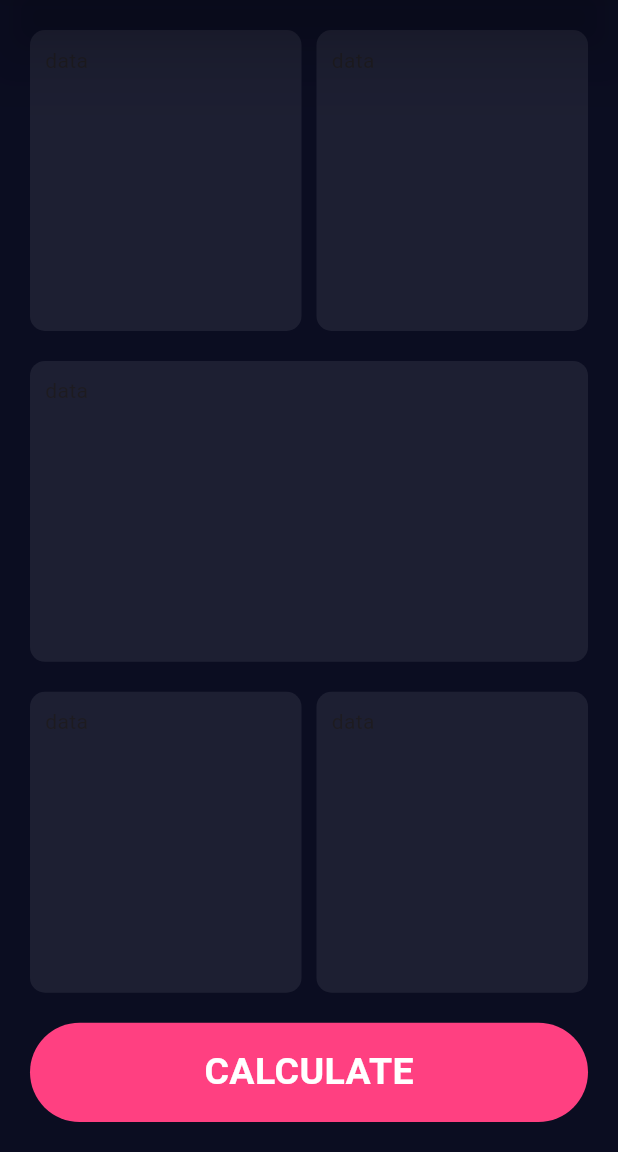
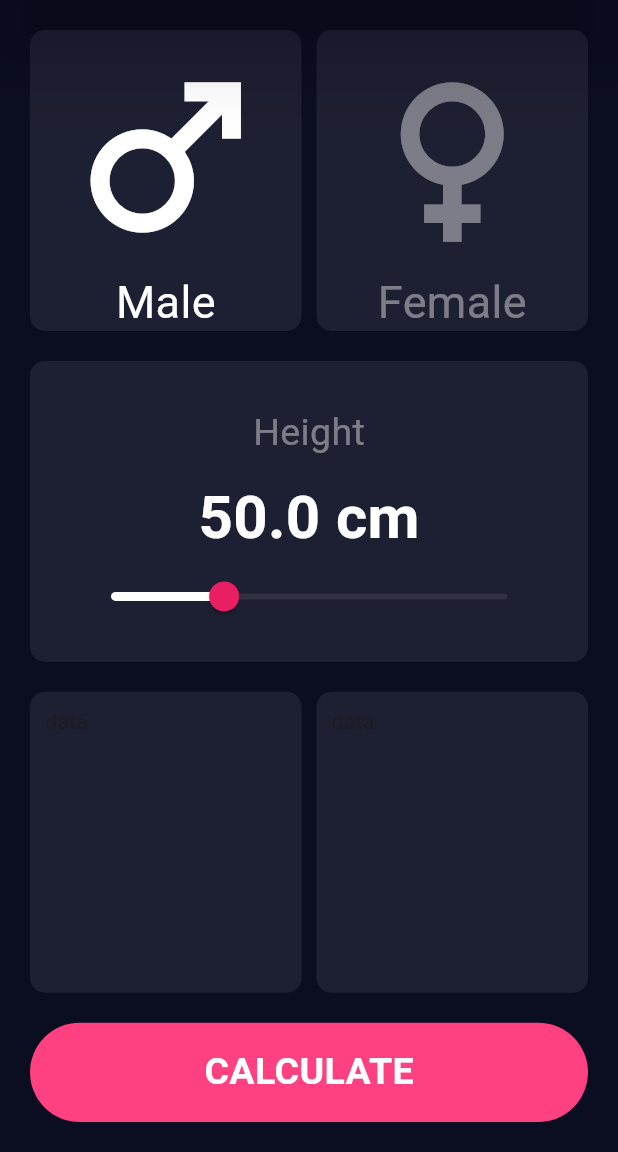
Before and after one commit to Yaswanth791504/bmi-calc-flutter, a Flutter app: the screen it shows after launch, on a phone screen of 412 x 824 dp, the part 84-1236 px from its top. Run offline on Flutter 3.47's test engine with Material 3 defaults, Android fonts, the phone set to English and light mode, and no system bars.

```diff
--- a/lib/BodyContainer.dart
+++ b/lib/BodyContainer.dart
@@ -1,7 +1,5 @@
 import 'package:body_mass_index/ScalableContainer.dart';
-import 'package:flutter/cupertino.dart';
 import 'package:flutter/material.dart';
-import 'package:flutter/widgets.dart';
 
 class BodyContainer extends StatefulWidget {
   const BodyContainer({super.key});
@@ -10,11 +8,19 @@ class BodyContainer extends StatefulWidget {
   State<BodyContainer> createState() => _BodyContainerState();
 }
 
+enum Gender { male, female }
+
+Color activeTabColor = Colors.white;
+Color inActiveTabColor = const Color(0x6BFFFFFF);
+
 class _BodyContainerState extends State<BodyContainer> {
+  Gender _ismale = Gender.male;
+  double _sliderValue = 50.0;
+
   @override
   Widget build(BuildContext context) {
-    return const Padding(
-      padding: EdgeInsets.only(
+    return Padding(
+      padding: const EdgeInsets.only(
         bottom: 20.0,
       ),
       child: Column(
@@ -25,33 +31,119 @@ class _BodyContainerState extends State<BodyContainer> {
               crossAxisAlignment: CrossAxisAlignment.stretch,
               children: <Widget>[
                 Expanded(
-                  child: ScalableContainer(
-                    childWidget: Text('data'),
+                  child: GestureDetector(
+                    onTap: () {
+                      setState(() {
+                        _ismale = Gender.male;
+                      });
+                    },
+                    child: ScalableContainer(
+                      childWidget: Column(
+                        children: <Widget>[
+                          Icon(
+                            Icons.male,
+                            size: 150.0,
+                            color: _ismale == Gender.male ? activeTabColor : inActiveTabColor,
+                          ),
+                          Text(
+                            'Male',
+                            style: TextStyle(
+                              color: _ismale == Gender.male ? activeTabColor : inActiveTabColor,
+                              fontSize: 30.0,
+                            ),
+                          ),
+                        ],
+                      ),
+                    ),
                   ),
                 ),
-                SizedBox(
+                const SizedBox(
                   width: 10.0,
                 ),
                 Expanded(
                   child: ScalableContainer(
-                    childWidget: Text('data'),
+                    childWidget: GestureDetector(
+                      onTap: () {
+                        setState(() {
+                          _ismale = Gender.female;
+                        });
+                      },
+                      child: Column(
+                        children: <Widget>[
+                          Icon(
+                            Icons.female,
+                            size: 150.0,
+                            color: _ismale == Gender.female ? activeTabColor : inActiveTabColor,
+                          ),
+                          Text(
+                            'Female',
+                            style: TextStyle(
+                              color: _ismale == Gender.female ? activeTabColor : inActiveTabColor,
+                              fontSize: 30.0,
+                            ),
+                          ),
+                        ],
+                      ),
+                    ),
                   ),
                 ),
               ],
             ),
           ),
-          SizedBox(
+          const SizedBox(
             height: 20.0,
           ),
           Expanded(
             child: ScalableContainer(
-              childWidget: Text('data'),
+              childWidget: Padding(
+                padding: const EdgeInsets.all(20.0),
+                child: Column(
+                  children: <Widget>[
+                    Text(
+                      'Height',
+                      style: TextStyle(
+                        color: inActiveTabColor,
+                        fontSize: 25.0,
+                      ),
+                    ),
+                    const SizedBox(
+                      height: 10.0,
+                    ),
+                    Text(
+                      '${_sliderValue.toStringAsFixed(1)} cm',
+                      style: const TextStyle(
+                        fontSize: 40.0,
+                        fontWeight: FontWeight.bold,
+                        color: Colors.white,
+                      ),
+                    ),
+                    SliderTheme(
+                      data: const SliderThemeData().copyWith(
+                        activeTrackColor: Colors.white,
+                        inactiveTrackColor: const Color(0x15FFFFFF),
+                        thumbColor: Colors.pink,
+                        overlayColor: const Color(0x32FF1E1E),
+                      ),
+                      child: Slider(
+                        value: _sliderValue,
+                        max: 150.0,
+                        min: 10.0,
+                        onChanged: (value) {
+                          setState(() {
+                            _sliderValue = value;
+                          });
+                        },
+                      ),
+                    )
+                  ],
+                ),
+              ),
             ),
           ),
-          SizedBox(
+          const SizedBox(
             height: 20.0,
           ),
-          Expanded(
+          const Expanded(
             child: Row(
               crossAxisAlignment: CrossAxisAlignment.stretch,
               children: <Widget>[
```
